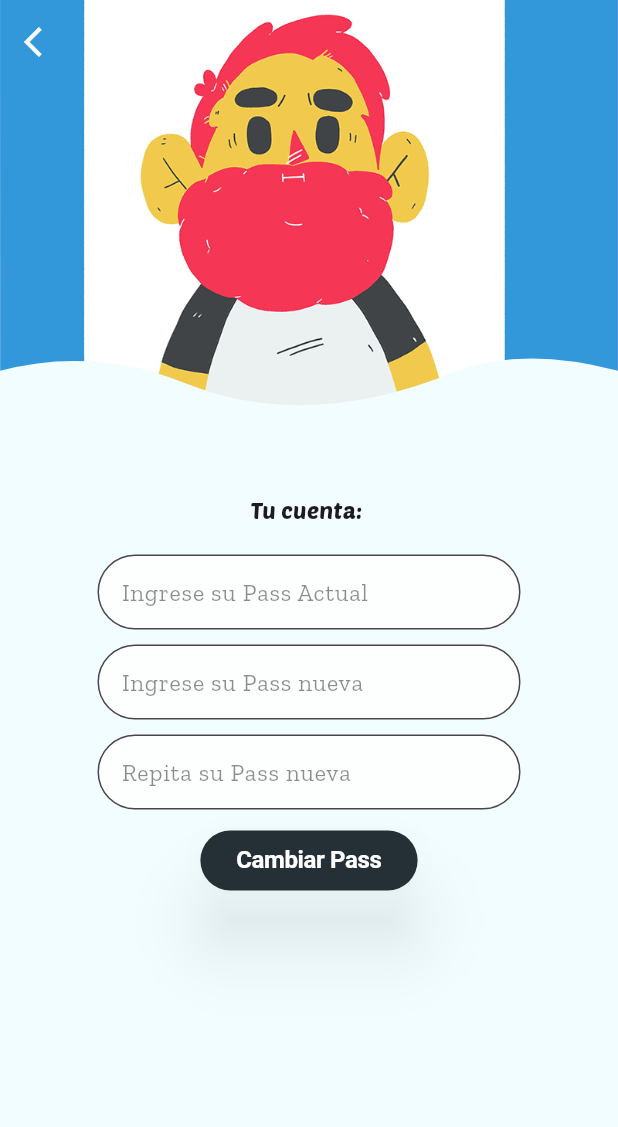
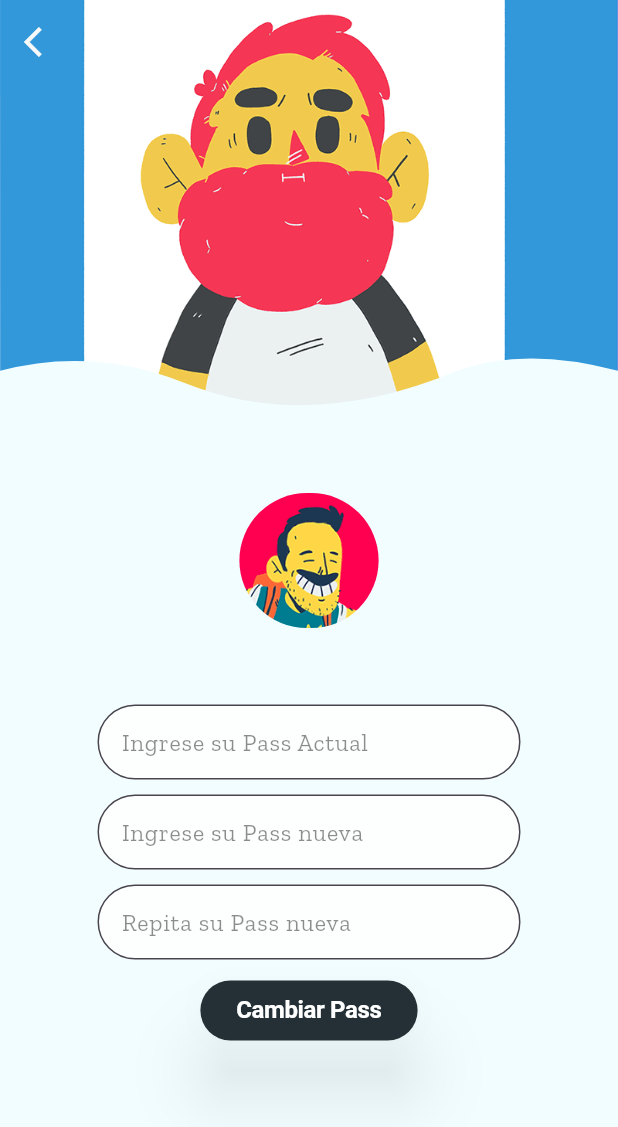
Before and after one commit to ClaudioAlbertoSica/Video-summarizer-Project, a Flutter app: the AcconutScreen screen opened directly, on a phone screen of 412 x 824 dp. Shown: the top 1127 px of the screen. Run offline on Flutter 3.47's test engine with Material 3 defaults, Android fonts, the phone set to English and light mode, and no system bars; our stand-ins replace curved_navigation_bar, flutter_rating_bar, flutter_riverpod, go_router, google_fonts; missing offline and left inert: syncfusion_flutter_pdfviewer; Roboto replaces fonts that are missing (Baskervville).

Commit message:
add avatar to my account and switch color button to reflex the video or text

```diff
--- a/Front (Mobile)/resumen_mobile/lib/presentation/screen/account_screeen.dart
+++ b/Front (Mobile)/resumen_mobile/lib/presentation/screen/account_screeen.dart
@@ -5,7 +5,6 @@ import 'package:go_router/go_router.dart';
 import 'package:resumen_mobile/presentation/providers/user_provider.dart';
 import 'package:resumen_mobile/presentation/screen/form_video_screen.dart';
 import 'package:resumen_mobile/presentation/screen/loading_screen.dart';
-import 'package:resumen_mobile/presentation/uicoreStyles/uicore_app_title_style.dart';
 import 'package:resumen_mobile/presentation/uicoreStyles/uicore_input_style.dart';
 import 'package:resumen_mobile/presentation/uicoreStyles/uicore_title_style.dart';
 import 'package:http/http.dart' as http;
@@ -46,14 +45,23 @@ class AcconutScreen extends ConsumerWidget {
                   child: Column(
                     mainAxisAlignment: MainAxisAlignment.end,
                     children: [
-                      Text('Tu cuenta: $user',
-                        style: const TextStyle(
-                          fontFamily: 'PoetsenOne',
-                          fontWeight: FontWeight.w500,
-                          fontSize: 15,
-                        ),
+                      Column(
+                        children: [
+                          ClipRRect(
+                              borderRadius: BorderRadius.circular(50),
+                              child: SizedBox(height:90, child: Image.asset('assets/images/avatar.png'),),
+                            ),
+                          const SizedBox(height: 10,),
+                          Text(user,
+                            style: const TextStyle(
+                              fontFamily: 'PoetsenOne',
+                              fontWeight: FontWeight.w500,
+                              fontSize: 15,
+                            ),
+                          ),
+                        ],
                       ),
-                      SizedBox(height: 20,),
+                      const SizedBox(height: 20,),
                       msg,
                       InputKindle(label:'Ingrese su Pass Actual', obscureText: false, inputController: _inputCurrentPass),
                       //espacio entre inputs
--- a/Front (Mobile)/resumen_mobile/lib/presentation/screen/login_screen.dart
+++ b/Front (Mobile)/resumen_mobile/lib/presentation/screen/login_screen.dart
@@ -142,7 +142,7 @@ class LoginScreen extends ConsumerWidget {
         body: jsonEncode(<String, String> {
 /*           'userName': username,
           'passwd': password, */
-          "userName": "claudioalbertosica@gmail.com",
+          "userName": "marianolegon@gmail.com",
           "passwd": "123",
         }),
       );
--- a/Front (Mobile)/resumen_mobile/lib/presentation/uicoreStyles/uicore_book_button.dart
+++ b/Front (Mobile)/resumen_mobile/lib/presentation/uicoreStyles/uicore_book_button.dart
@@ -30,7 +30,7 @@ class BookButton extends ConsumerWidget {
     });
 
     return Card(
-      color: isDark ? null : imText ? Color.fromRGBO(69, 179, 156, 1) : Color.fromRGBO(245, 54, 84, 1),
+      color: isDark ? null : imText ? Color.fromRGBO(245, 54, 84, 1) : Color.fromRGBO(69, 179, 156, 1),
       clipBehavior: Clip.antiAlias,
       shape: RoundedRectangleBorder(
         borderRadius: BorderRadius.circular(9.0),
```
Also changed, not shown: Front (Mobile)/resumen_mobile/assets/images/2.png, Front (Mobile)/resumen_mobile/assets/images/avatar.png (added).
